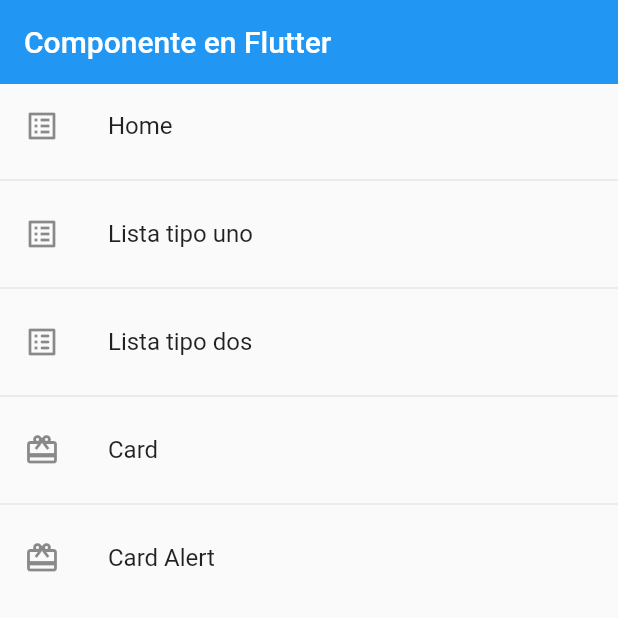
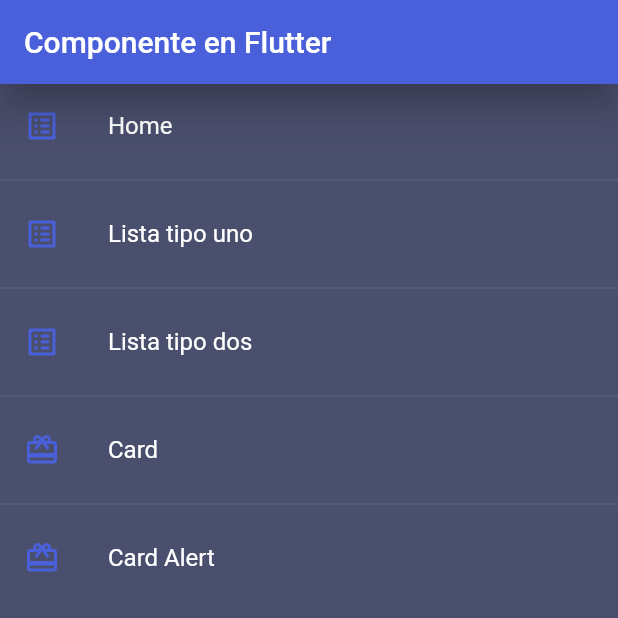
Before and after one commit to devb09/components_app, a Flutter app: the screen it shows after launch, on a phone screen of 412 x 824 dp, the top half of it. Run offline on Flutter 3.47's test engine with Material 2 defaults, Android fonts, the phone set to English and light mode, and no system bars.

Commit message:
theme mockup change

```diff
--- a/lib/main.dart
+++ b/lib/main.dart
@@ -1,4 +1,5 @@
 import 'package:components_app/router/routes.dart';
+import 'package:components_app/themes/theme.dart';
 import 'package:flutter/material.dart';
 
 void main() => runApp(const MyApp());
@@ -16,6 +17,7 @@ class MyApp extends StatelessWidget {
       routes: Routes.getAppRoutes(),
       // onGenerateRoute: (settings) => Routes.onGenerateRoute(settings),
       // onGenerateRoute: Routes.onGenerateRoute,
+      theme: AppTheme.darkTheme
     );
   }
 }
--- a/lib/screens/home.dart
+++ b/lib/screens/home.dart
@@ -1,4 +1,5 @@
 import 'package:components_app/router/routes.dart';
+import 'package:components_app/themes/theme.dart';
 import 'package:flutter/material.dart';
 
 class HomeScreen extends StatelessWidget {
@@ -14,12 +15,12 @@ class HomeScreen extends StatelessWidget {
     return Scaffold(
         appBar: AppBar(
           title: const Text('Componente en Flutter'),
-          elevation: 0,
         ),
         body: ListView.separated(
             itemBuilder: (context, index) {
               return ListTile(
-                leading: Icon(menu[index].icon),
+                // leading: Icon(menu[index].icon, color: Theme.of(context).primaryColor),
+                leading: Icon(menu[index].icon, color: AppTheme.primaryColor),
                 title: Text(menu[index].name),
                 onTap: () {
                   //Se puede modificar las transiciones
--- /dev/null
+++ b/lib/themes/theme.dart
@@ -0,0 +1,25 @@
+import 'package:flutter/animation.dart';
+import 'package:flutter/material.dart';
+
+class AppTheme {
+  static const Color primaryColor = Color.fromARGB(255, 74, 96, 218);
+  static const Color primaryColorDark = Color.fromARGB(255, 128, 143, 226);
+
+  static final ThemeData lightTheme = ThemeData.light().copyWith(
+    //color primario
+    primaryColor: primaryColor,
+
+    //AppBar theme
+    appBarTheme: const AppBarTheme(color: primaryColor, elevation: 10),
+  );
+
+  static final ThemeData darkTheme = ThemeData.dark().copyWith(
+    //color primario
+    primaryColor: primaryColor,
+
+    //AppBar theme
+    appBarTheme: const AppBarTheme(color: primaryColor, elevation: 10),
+
+    scaffoldBackgroundColor: Color.fromARGB(255, 74, 79, 109),
+  );
+}
```
